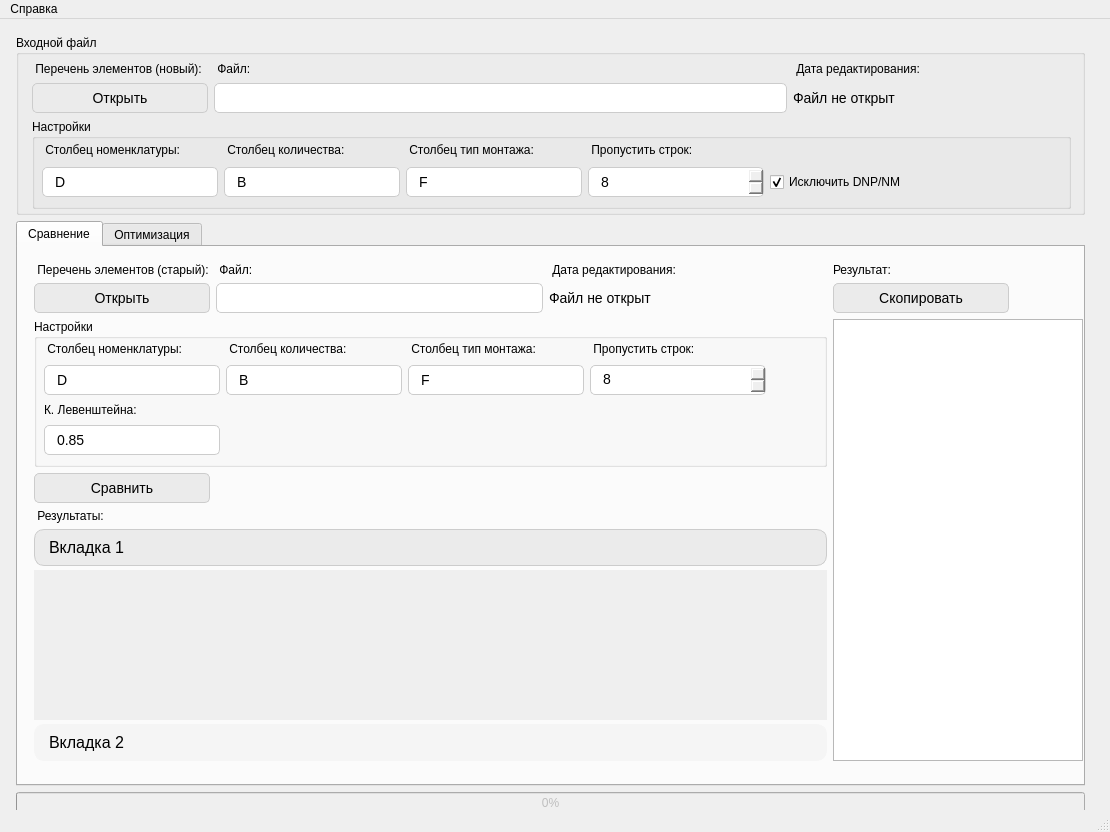
The window that form.ui (nekriS/BOMTools) describes before a commit, drawn with Qt 5.
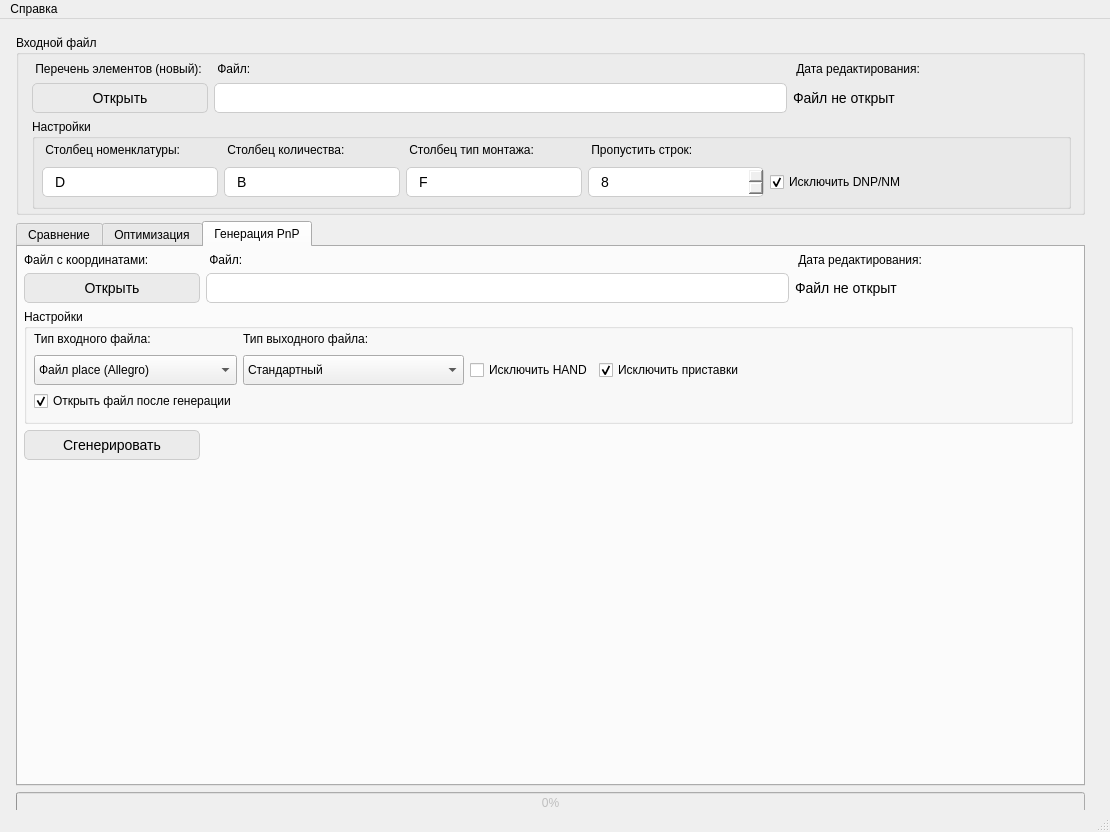
The same window after the commit. Icons and pictures are not drawn.

Patch:
```diff
--- a/form.ui
+++ b/form.ui
@@ -475,7 +475,7 @@
         <enum>QTabWidget::TabShape::Rounded</enum>
        </property>
        <property name="currentIndex">
-        <number>0</number>
+        <number>2</number>
        </property>
        <widget class="QWidget" name="compare">
         <attribute name="title">
@@ -1316,6 +1316,388 @@
          </layout>
         </widget>
        </widget>
+       <widget class="QWidget" name="pnp">
+        <attribute name="title">
+         <string>Генерация PnP</string>
+        </attribute>
+        <widget class="QWidget" name="gridLayoutWidget_8">
+         <property name="geometry">
+          <rect>
+           <x>0</x>
+           <y>0</y>
+           <width>1061</width>
+           <height>510</height>
+          </rect>
+         </property>
+         <layout class="QGridLayout" name="gridLayout_9" rowstretch="0,0,0,0,0" columnstretch="0,0,0">
+          <property name="sizeConstraint">
+           <enum>QLayout::SetMinimumSize</enum>
+          </property>
+          <property name="leftMargin">
+           <number>6</number>
+          </property>
+          <property name="topMargin">
+           <number>6</number>
+          </property>
+          <property name="rightMargin">
+           <number>6</number>
+          </property>
+          <property name="bottomMargin">
+           <number>6</number>
+          </property>
+          <item row="1" column="1">
+           <widget class="QLineEdit" name="cord_path">
+            <property name="minimumSize">
+             <size>
+              <width>0</width>
+              <height>30</height>
+             </size>
+            </property>
+            <property name="styleSheet">
+             <string notr="true">
+	border: 1px solid #CCCCCC;
+	padding: -2px 10px;
+	font-size: 14px;
+	border-radius: 5px;
+</string>
+            </property>
+            <property name="readOnly">
+             <bool>true</bool>
+            </property>
+           </widget>
+          </item>
+          <item row="1" column="0">
+           <widget class="QPushButton" name="open_cord">
+            <property name="minimumSize">
+             <size>
+              <width>176</width>
+              <height>30</height>
+             </size>
+            </property>
+            <property name="maximumSize">
+             <size>
+              <width>176</width>
+              <height>30</height>
+             </size>
+            </property>
+            <property name="font">
+             <font>
+              <pointsize>-1</pointsize>
+              <bold>false</bold>
+             </font>
+            </property>
+            <property name="styleSheet">
+             <string notr="true">QPushButton {
+	background-color: #EBEBEB;
+	border: 1px solid #CCCCCC;
+	padding: -2px 10px;
+	font-size: 14px;
+	border-radius: 5px;
+	margin: 0px;
+}
+
+QPushButton:hover {
+	background-color: #f5f5f5;
+border: 1px solid #f5f5f5;
+	color: black;
+}
+
+QPushButton:pressed {
+	background-color: #3399FF;
+	border: 1px solid #3399FF;
+	color: white;
+}</string>
+            </property>
+            <property name="text">
+             <string>Открыть</string>
+            </property>
+           </widget>
+          </item>
+          <item row="4" column="0">
+           <spacer name="verticalSpacer_2">
+            <property name="orientation">
+             <enum>Qt::Vertical</enum>
+            </property>
+            <property name="sizeHint" stdset="0">
+             <size>
+              <width>20</width>
+              <height>40</height>
+             </size>
+            </property>
+           </spacer>
+          </item>
+          <item row="0" column="0">
+           <widget class="QLabel" name="label_22">
+            <property name="maximumSize">
+             <size>
+              <width>16777215</width>
+              <height>16</height>
+             </size>
+            </property>
+            <property name="text">
+             <string>Файл с координатами:</string>
+            </property>
+           </widget>
+          </item>
+          <item row="0" column="2">
+           <widget class="QLabel" name="label_21">
+            <property name="text">
+             <string> Дата редактирования:</string>
+            </property>
+           </widget>
+          </item>
+          <item row="2" column="0" colspan="3">
+           <widget class="QGroupBox" name="groupBox_5">
+            <property name="sizePolicy">
+             <sizepolicy hsizetype="Expanding" vsizetype="Preferred">
+              <horstretch>0</horstretch>
+              <verstretch>0</verstretch>
+             </sizepolicy>
+            </property>
+            <property name="minimumSize">
+             <size>
+              <width>740</width>
+              <height>115</height>
+             </size>
+            </property>
+            <property name="title">
+             <string>Настройки</string>
+            </property>
+            <widget class="QWidget" name="gridLayoutWidget_9">
+             <property name="geometry">
+              <rect>
+               <x>10</x>
+               <y>20</y>
+               <width>981</width>
+               <height>90</height>
+              </rect>
+             </property>
+             <layout class="QGridLayout" name="gridLayout_10">
+              <item row="1" column="2">
+               <widget class="QCheckBox" name="exceptHAND">
+                <property name="enabled">
+                 <bool>true</bool>
+                </property>
+                <property name="text">
+                 <string>Исключить HAND</string>
+                </property>
+                <property name="checked">
+                 <bool>false</bool>
+                </property>
+                <property name="tristate">
+                 <bool>false</bool>
+                </property>
+               </widget>
+              </item>
+              <item row="1" column="0">
+               <widget class="QComboBox" name="typeInputPnp">
+                <property name="minimumSize">
+                 <size>
+                  <width>0</width>
+                  <height>30</height>
+                 </size>
+                </property>
+                <item>
+                 <property name="text">
+                  <string>Файл place (Allegro)</string>
+                 </property>
+                </item>
+                <item>
+                 <property name="text">
+                  <string>Файл PnP SiDeCo</string>
+                 </property>
+                </item>
+               </widget>
+              </item>
+              <item row="1" column="1">
+               <widget class="QComboBox" name="typeOutputPnp">
+                <property name="minimumSize">
+                 <size>
+                  <width>0</width>
+                  <height>30</height>
+                 </size>
+                </property>
+                <item>
+                 <property name="text">
+                  <string>Стандартный</string>
+                 </property>
+                </item>
+                <item>
+                 <property name="text">
+                  <string>Файл .xlsx с цветной маркировкой</string>
+                 </property>
+                </item>
+               </widget>
+              </item>
+              <item row="0" column="5">
+               <spacer name="horizontalSpacer_4">
+                <property name="orientation">
+                 <enum>Qt::Horizontal</enum>
+                </property>
+                <property name="sizeHint" stdset="0">
+                 <size>
+                  <width>40</width>
+                  <height>20</height>
+                 </size>
+                </property>
+               </spacer>
+              </item>
+              <item row="1" column="4">
+               <widget class="QCheckBox" name="exceptPrefix">
+                <property name="enabled">
+                 <bool>true</bool>
+                </property>
+                <property name="text">
+                 <string>Исключить приставки</string>
+                </property>
+                <property name="checked">
+                 <bool>true</bool>
+                </property>
+                <property name="tristate">
+                 <bool>false</bool>
+                </property>
+               </widget>
+              </item>
+              <item row="0" column="0">
+               <widget class="QLabel" name="label_28">
+                <property name="minimumSize">
+                 <size>
+                  <width>176</width>
+                  <height>16</height>
+                 </size>
+                </property>
+                <property name="maximumSize">
+                 <size>
+                  <width>176</width>
+                  <height>16</height>
+                 </size>
+                </property>
+                <property name="text">
+                 <string>Тип входного файла:</string>
+                </property>
+               </widget>
+              </item>
+              <item row="3" column="1">
+               <spacer name="verticalSpacer">
+                <property name="orientation">
+                 <enum>Qt::Vertical</enum>
+                </property>
+                <property name="sizeHint" stdset="0">
+                 <size>
+                  <width>20</width>
+                  <height>40</height>
+                 </size>
+                </property>
+               </spacer>
+              </item>
+              <item row="0" column="1">
+               <widget class="QLabel" name="label_27">
+                <property name="minimumSize">
+                 <size>
+                  <width>176</width>
+                  <height>16</height>
+                 </size>
+                </property>
+                <property name="maximumSize">
+                 <size>
+                  <width>176</width>
+                  <height>16</height>
+                 </size>
+                </property>
+                <property name="text">
+                 <string>Тип выходного файла:</string>
+                </property>
+               </widget>
+              </item>
+              <item row="2" column="0">
+               <widget class="QCheckBox" name="openPnp">
+                <property name="enabled">
+                 <bool>true</bool>
+                </property>
+                <property name="text">
+                 <string>Открыть файл после генерации</string>
+                </property>
+                <property name="checked">
+                 <bool>true</bool>
+                </property>
+                <property name="tristate">
+                 <bool>false</bool>
+                </property>
+               </widget>
+              </item>
+             </layout>
+            </widget>
+           </widget>
+          </item>
+          <item row="0" column="1">
+           <widget class="QLabel" name="label_26">
+            <property name="text">
+             <string> Файл:</string>
+            </property>
+           </widget>
+          </item>
+          <item row="1" column="2">
+           <widget class="QLabel" name="label_24">
+            <property name="minimumSize">
+             <size>
+              <width>278</width>
+              <height>0</height>
+             </size>
+            </property>
+            <property name="maximumSize">
+             <size>
+              <width>278</width>
+              <height>16777215</height>
+             </size>
+            </property>
+            <property name="styleSheet">
+             <string notr="true">
+	font-size: 14px;
+</string>
+            </property>
+            <property name="text">
+             <string>Файл не открыт</string>
+            </property>
+           </widget>
+          </item>
+          <item row="3" column="0">
+           <widget class="QPushButton" name="runPnP">
+            <property name="minimumSize">
+             <size>
+              <width>0</width>
+              <height>30</height>
+             </size>
+            </property>
+            <property name="styleSheet">
+             <string notr="true">QPushButton {
+	background-color: #EBEBEB;
+	border: 1px solid #CCCCCC;
+	padding: -2px 10px;
+	font-size: 14px;
+	border-radius: 5px;
+	margin: 0px;
+}
+
+QPushButton:hover {
+	background-color: #f5f5f5;
+border: 1px solid #f5f5f5;
+	color: black;
+}
+
+QPushButton:pressed {
+	background-color: #3399FF;
+	border: 1px solid #3399FF;
+	color: white;
+}</string>
+            </property>
+            <property name="text">
+             <string>Сгенерировать</string>
+            </property>
+           </widget>
+          </item>
+         </layout>
+        </widget>
+       </widget>
       </widget>
      </item>
     </layout>
```
Left out of the diff: 24 changed lines with no effect on the pictures.
